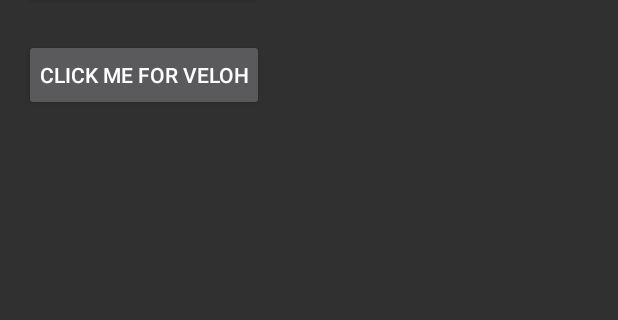
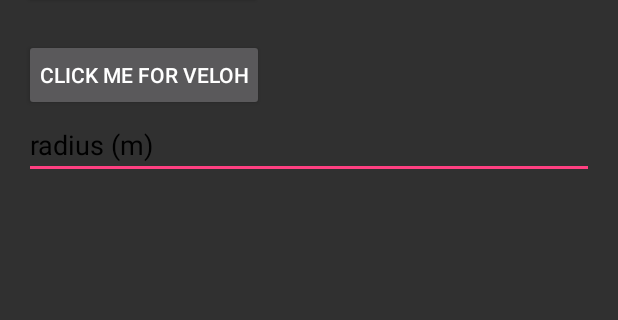
Before and after one commit to ninacaushi/MyMapApp, an Android app: the screen it shows after launch (MapsActivity), after a tap on "CLICK ME FOR BUSES", on a phone screen of 412 x 824 dp, the part 93-413 px from its top. Run offline under Robolectric (Android 15) with nearby library versions, the phone set to English and light mode, and no system bars; 1 statement that could not run was skipped.

```diff
--- a/MyMap/app/src/main/java/com/example/user/mymap/MapsActivity.java
+++ b/MyMap/app/src/main/java/com/example/user/mymap/MapsActivity.java
@@ -6,7 +6,9 @@ import android.content.Context;
 import android.content.DialogInterface;
 import android.content.pm.PackageManager;
 import android.graphics.Color;
+import android.location.Criteria;
 import android.location.Location;
+import android.location.LocationManager;
 import android.os.AsyncTask;
 import android.os.Build;
 import android.provider.Settings;
@@ -16,9 +18,13 @@ import android.os.Bundle;
 import android.os.Handler;
 import android.support.v4.content.ContextCompat;
 import android.util.Log;
+import android.view.KeyEvent;
 import android.view.View;
+import android.view.inputmethod.EditorInfo;
 import android.webkit.HttpAuthHandler;
 import android.widget.Button;
+import android.widget.EditText;
+import android.widget.TextView;
 import android.widget.Toast;
 
 import com.google.android.gms.common.ConnectionResult;
@@ -62,10 +68,22 @@ public class MapsActivity extends FragmentActivity implements OnMapReadyCallback
     private GoogleMap mMap;
     private Circle Circle;
     private Marker mMarker;
+    public int draw_dist = 5000;
     GoogleApiClient mGoogleApiClient;
     LocationRequest mLocationRequest;
     Location mLastLocation;
     Marker mCurrLocationMarker;
+
+    //Location location;
+    double latitude;
+    double longitude;
+
+    public LocationManager locationManager;
+    public Criteria criteria;
+    public String bestProvider;
+
+    //EditText mEdit;
+
 
     @Override
     protected void onCreate(Bundle savedInstanceState) {
@@ -79,6 +97,40 @@ public class MapsActivity extends FragmentActivity implements OnMapReadyCallback
         SupportMapFragment mapFragment = (SupportMapFragment) getSupportFragmentManager()
                 .findFragmentById(R.id.map);
         mapFragment.getMapAsync(this);
+
+//        mEdit   = (EditText)findViewById(R.id.distance);
+//        mEdit.setOnClickListener( new View.OnClickListener() {
+//            public void onClick(View view)
+//            {
+//                Log.v("EditText", mEdit.getText().toString());
+//                String value= mEdit.getText().toString();
+//                draw_dist = Integer.parseInt(value);
+//                Log.v("TAG_draw_dist","draw_dist" + draw_dist);
+//            }
+//        });
+
+        final EditText mEdit = (EditText) findViewById(R.id.distance);
+
+        mEdit.setOnEditorActionListener(new TextView.OnEditorActionListener() {
+            @Override
+            public boolean onEditorAction(TextView v, int actionId, KeyEvent event) {
+                boolean handled = false;
+
+                if (actionId == EditorInfo.IME_ACTION_SEND) {
+//                    sendMessage();
+                      Log.v("EditText", mEdit.getText().toString());
+                      String value= mEdit.getText().toString();
+                      draw_dist = Integer.parseInt(value);
+                      Log.v("draw_dist", Integer.toString(draw_dist));
+
+
+
+                      handled = true;
+                }
+                return handled;
+            }
+        });
+
 
         Button Busbutton = (Button) findViewById(R.id.button_bus);
         Busbutton.setOnClickListener(new View.OnClickListener() {
@@ -114,6 +166,22 @@ public class MapsActivity extends FragmentActivity implements OnMapReadyCallback
     }
 
     public void performJSON_buses() throws ExecutionException, InterruptedException, JSONException {
+
+
+        locationManager = (LocationManager)  this.getSystemService(Context.LOCATION_SERVICE);
+        criteria = new Criteria();
+        bestProvider = String.valueOf(locationManager.getBestProvider(criteria, true)).toString();
+
+        //You can still do this if you like, you might get lucky:
+        if (Build.VERSION.SDK_INT >= Build.VERSION_CODES.M) {
+            checkLocationPermission();
+        }
+        Location location = locationManager.getLastKnownLocation(bestProvider);
+        if (location != null) {
+            Log.e("TAG", "GPS is on");
+            latitude = location.getLatitude();
+            longitude = location.getLongitude();
+
             JSONTask myJson = new JSONTask(this);
             myJson.execute("https://api.tfl.lu/stations");
             String result = myJson.get();
@@ -121,20 +189,53 @@ public class MapsActivity extends FragmentActivity implements OnMapReadyCallback
 
             JSONArray jsonArray_buses = new JSONArray(result);
             Log.d("JSON array", jsonArray_buses.toString());
+
+            Circle circle = mMap.addCircle(new CircleOptions()
+                    .center(new LatLng(location.getLatitude(), location.getLongitude()))
+                    .radius(draw_dist)
+                    .strokeColor(Color.DKGRAY)
+                    .fillColor(Color.LTGRAY));
+
+
+
             for (int i = 0; i < jsonArray_buses.length(); i++) {
                 JSONObject jsonObject = jsonArray_buses.getJSONObject(i);
                 double lng = Double.parseDouble(jsonArray_buses.getJSONObject(i).getString("longitude"));
                 double lat = Double.parseDouble(jsonArray_buses.getJSONObject(i).getString("latitude"));
 
-            /*float[] distance = new float[2];
-            Location.distanceBetween(lat, lng, Circle.getCenter().latitude, Circle.getCenter().longitude, distance);
-            if (distance[0] < Circle.getRadius()) {*/
+                Log.e("TAG_latlong", "latitude:" + latitude + " longitude:" + longitude + "marker_lat:" + lat + "marker_long:" + lng);
+
+                Location locationA = new Location("point A");
+                locationA.setLatitude(lat);
+                locationA.setLongitude(lng);
+
+                Location locationB = new Location("point B");
+                locationB.setLatitude(latitude);
+                locationB.setLongitude(longitude);
+
+                float distance = locationA.distanceTo(locationB);
+
+                if (distance < draw_dist) {
+
+
                 mMap.addMarker(new MarkerOptions()
                         .icon(BitmapDescriptorFactory.defaultMarker(BitmapDescriptorFactory.HUE_MAGENTA))
                         .title(jsonObject.getString("name"))
                         .snippet(Integer.toString((jsonObject.getInt("id"))))
                         .position(new LatLng(lat, lng)));
                 }
+
+            }
+
+
+        }
+        else{
+            //This is what you need:
+            //locationManager.requestLocationUpdates(bestProvider, 1000, 0, LocationListener listener);
+            LocationServices.FusedLocationApi.requestLocationUpdates(mGoogleApiClient, mLocationRequest, this);
+        }
+
+
         }
 
     public void performJSON_veloh() throws ExecutionException, InterruptedException, JSONException {
@@ -153,14 +254,15 @@ public class MapsActivity extends FragmentActivity implements OnMapReadyCallback
             String name = jsonArray_veloh.getJSONObject(i).getString("name");
             String number = jsonArray_veloh.getJSONObject(i).getString("number");
 
-            /*float[] distance = new float[2];
-            Location.distanceBetween(lat, lng, Circle.getCenter().latitude, Circle.getCenter().longitude, distance);
-            if (distance[0] < Circle.getRadius()) {*/
+
+
+
                 mMap.addMarker(new MarkerOptions()
                         .icon(BitmapDescriptorFactory.defaultMarker(BitmapDescriptorFactory.HUE_CYAN))
                         .title(jsonObject.getString("name"))
                         .snippet(Integer.toString((jsonObject.getInt("number"))))
                         .position(new LatLng(lat, lng)));
+
         }
     }
 
@@ -224,11 +326,10 @@ public class MapsActivity extends FragmentActivity implements OnMapReadyCallback
         markerOptions.icon(BitmapDescriptorFactory.defaultMarker(BitmapDescriptorFactory.HUE_AZURE));
         mCurrLocationMarker = mMap.addMarker(markerOptions);
 
-        Circle circle = mMap.addCircle(new CircleOptions()
-                .center(new LatLng(location.getLatitude(), location.getLongitude()))
-                .radius(10000)
-                .strokeColor(Color.DKGRAY)
-                .fillColor(Color.LTGRAY));
+        latitude = location.getLatitude();
+        longitude = location.getLongitude();
+//Here was the circle
+
 
         //move map camera
         mMap.moveCamera(CameraUpdateFactory.newLatLng(latlng));
--- a/MyMap/app/src/main/res/layout/activity_maps.xml
+++ b/MyMap/app/src/main/res/layout/activity_maps.xml
@@ -34,5 +34,15 @@
         android:paddingRight="10dp"
         android:text="Click me for veloh" />
 
+    <EditText
+        android:layout_width="match_parent"
+        android:layout_height="wrap_content"
+        android:inputType="number"
+        android:text="radius (m)"
+        android:ems="10"
+        android:id="@+id/distance"
+        android:width="100px"
+        android:imeOptions="actionSend"
+        android:textColor="#000000"/>
 </LinearLayout>
 </fragment>
```
Also changed, not shown: 1 other file. Lines whose indentation alone changed are shown as unchanged.
